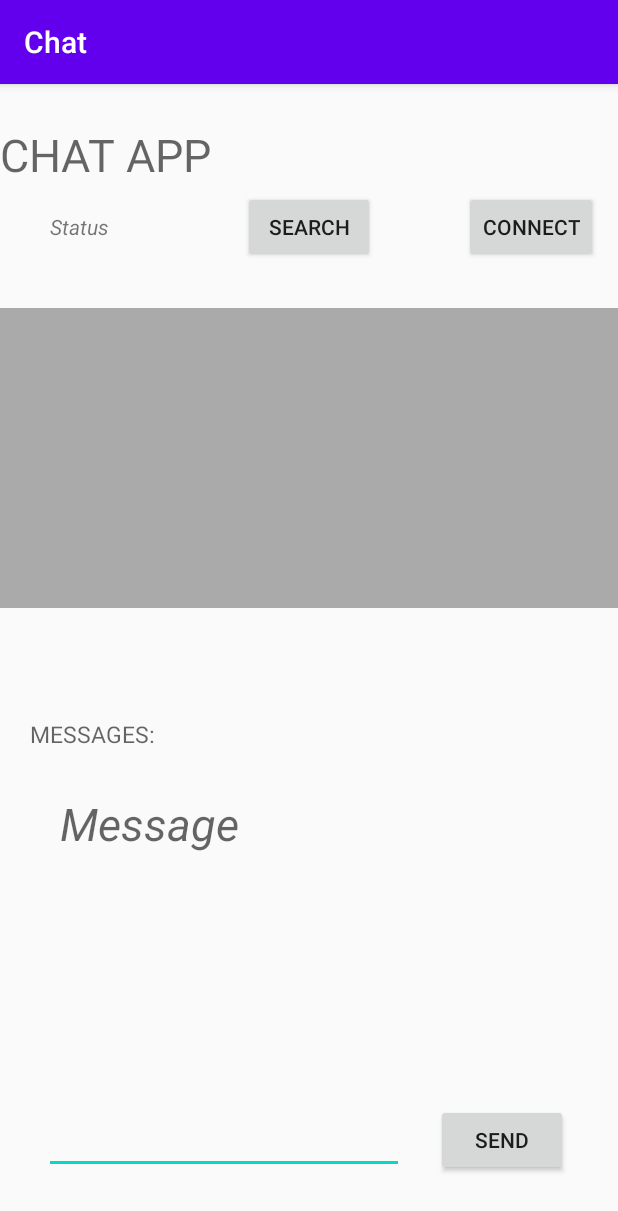
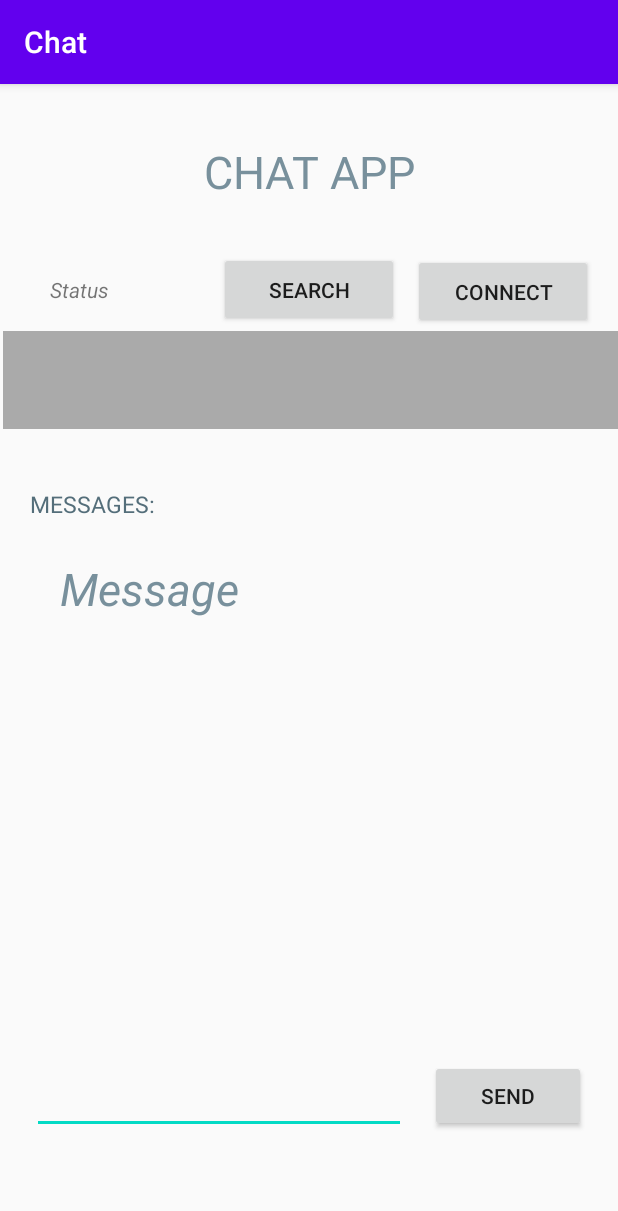
Before and after one commit to mathoolika/Chat, an Android app: the screen it shows after launch (MainActivity), on a phone screen of 412 x 824 dp. Shown: the top 1211 px of the screen. Run offline under Robolectric (Android 15) with nearby library versions, the phone set to English and light mode, and no system bars.

Commit message:
layout update

```diff
--- a/app/src/main/res/layout/activity_main.xml
+++ b/app/src/main/res/layout/activity_main.xml
@@ -12,27 +12,30 @@
         android:layout_width="match_parent"
         android:layout_height="wrap_content"
         android:layout_alignBottom="@+id/search"
-        android:layout_marginBottom="52dp"
-        android:hint="CHAT APP"
-        android:textSize="30dp" />
+        android:layout_marginBottom="83dp"
+        android:gravity="center"
+        android:hint="@string/title"
+        android:textColorHint="#78909C"
+        android:textSize="30sp" />
 
     <Button
         android:id="@+id/connect"
-        android:layout_width="wrap_content"
-        android:layout_height="wrap_content"
+        android:layout_width="120dp"
+        android:layout_height="50dp"
         android:layout_alignParentStart="true"
         android:layout_alignParentTop="true"
-        android:layout_marginStart="309dp"
-        android:layout_marginTop="71dp"
-        android:text="Connect" />
+        android:layout_marginStart="275dp"
+        android:layout_marginTop="113dp"
+        android:text="@string/connect" />
 
     <ListView
         android:id="@+id/listview"
         android:layout_width="match_parent"
-        android:layout_height="200dp"
+        android:layout_height="65dp"
         android:layout_below="@+id/connect"
         android:layout_alignParentStart="true"
-        android:layout_marginTop="30dp"
+        android:layout_marginStart="2dp"
+        android:layout_marginTop="1dp"
         android:background="@android:color/darker_gray" />
 
     <TextView
@@ -40,33 +43,38 @@
         android:layout_width="match_parent"
         android:layout_height="wrap_content"
         android:layout_below="@+id/listview"
-        android:layout_marginLeft="20dp"
-        android:layout_marginTop="73dp"
-        android:hint="MESSAGES:"
-        android:textSize="15dp" />
+        android:layout_marginStart="20dp"
+        android:layout_marginTop="39dp"
+        android:hint="@string/msgTitle"
+        android:textColorHint="#546E7A"
+        android:textSize="15sp" />
 
     <TextView
         android:id="@+id/msg"
         android:layout_width="match_parent"
         android:layout_height="wrap_content"
         android:layout_below="@+id/listview"
-        android:layout_marginLeft="40dp"
-        android:layout_marginTop="123dp"
-        android:hint="Message"
+        android:layout_marginStart="40dp"
+        android:layout_marginTop="86dp"
+        android:hint="@string/message"
         android:textColor="?android:attr/textColorLink"
+        android:textColorHint="#78909C"
         android:textSize="30sp"
         android:textStyle="italic" />
 
     <EditText
         android:id="@+id/writespace"
-        android:layout_width="240dp"
+        android:layout_width="249dp"
         android:layout_height="wrap_content"
         android:layout_alignStart="@+id/connect"
         android:layout_alignParentBottom="true"
-        android:layout_marginStart="-280dp"
-        android:layout_marginBottom="41dp"
+        android:layout_marginStart="-254dp"
+        android:layout_marginBottom="68dp"
         android:ems="10"
-        android:inputType="textPersonName" />
+        android:importantForAutofill="no"
+        android:inputType="textPersonName"
+        android:minHeight="48dp"
+        tools:ignore="SpeakableTextPresentCheck" />
 
     <TextView
         android:id="@+id/status"
@@ -77,27 +85,28 @@
         android:layout_alignParentEnd="true"
         android:layout_marginEnd="339dp"
         android:layout_marginBottom="14dp"
-        android:text="Status"
+        android:text="@string/status"
         android:textSize="14sp"
         android:textStyle="italic" />
 
     <Button
         android:id="@+id/send"
-        android:layout_width="wrap_content"
+        android:layout_width="104dp"
         android:layout_height="wrap_content"
         android:layout_alignTop="@+id/writespace"
         android:layout_alignEnd="@+id/status"
         android:layout_marginTop="-1dp"
-        android:layout_marginEnd="-306dp"
-        android:text="Send" />
+        android:layout_marginEnd="-318dp"
+        android:text="@string/send" />
 
     <Button
         android:id="@+id/search"
-        android:layout_width="wrap_content"
-        android:layout_height="wrap_content"
+        android:layout_width="120dp"
+        android:layout_height="50dp"
         android:layout_above="@+id/listview"
         android:layout_centerHorizontal="true"
-        android:text="Search" />
+        android:layout_marginBottom="1dp"
+        android:text="@string/search" />
 
 
 
--- a/app/src/main/res/values/strings.xml
+++ b/app/src/main/res/values/strings.xml
@@ -1,3 +1,10 @@
 <resources>
     <string name="app_name">Chat</string>
+    <string name="search">Search</string>
+    <string name="send">Send</string>
+    <string name="status">Status</string>
+    <string name="message">Message</string>
+    <string name="msgTitle">MESSAGES:</string>
+    <string name="connect">Connect</string>
+    <string name="title">CHAT APP</string>
 </resources>
```
